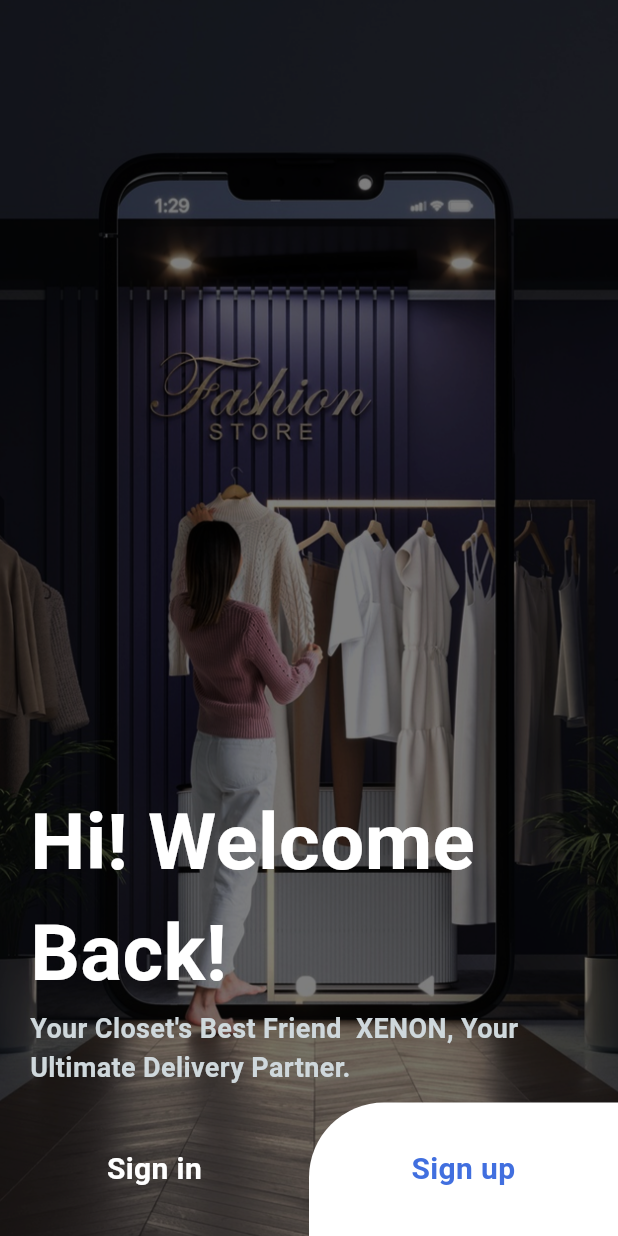
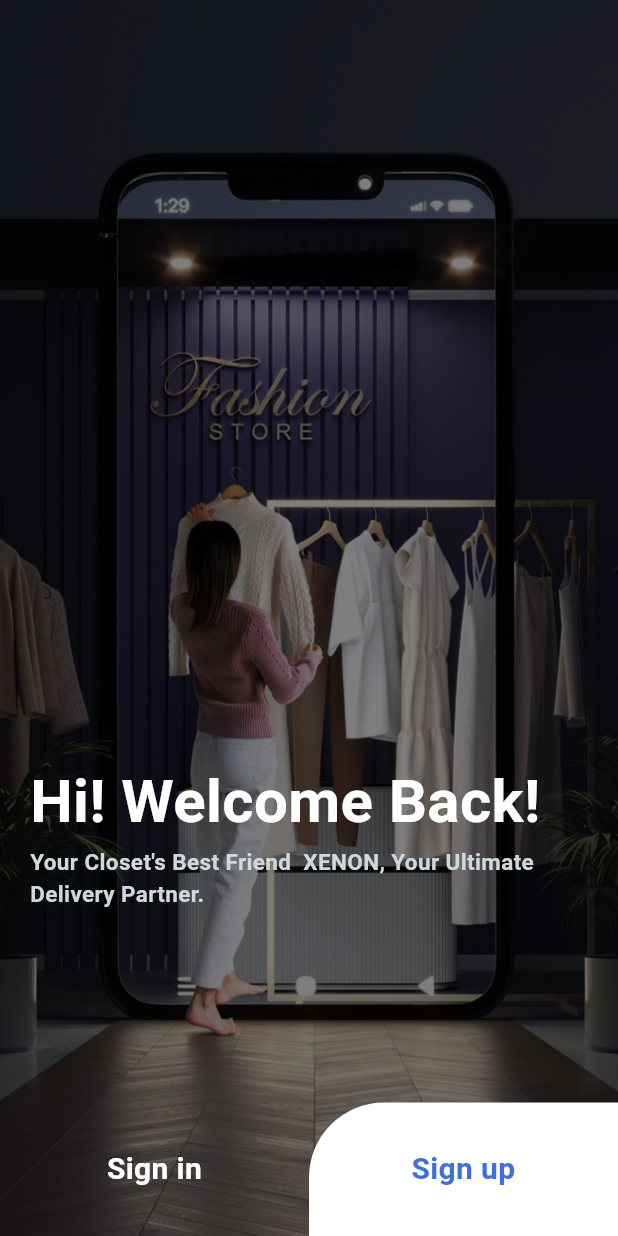
Before and after one commit to induwarafernando/Xenon-app-Flutter, a Flutter app: the screen it shows after launch, on a phone screen of 412 x 824 dp. Run offline on Flutter 3.47's test engine with Material 3 defaults, Android fonts, the phone set to English and light mode, and no system bars; our stand-ins replace carousel_slider, google_nav_bar.

Commit message:
COMMIT FINAL

```diff
--- a/lib/pages/welcome_screen.dart
+++ b/lib/pages/welcome_screen.dart
@@ -16,11 +16,11 @@ class WelcomeScreen extends StatelessWidget {
           Align(
             alignment: Alignment.bottomLeft,
             child: Padding(
-              padding: EdgeInsets.only(left: 20.0, top: 468.0),
+              padding: EdgeInsets.only(left: 20.0, top: 450.0),
               child: Text(
                 'Hi! Welcome Back!',
                 style: TextStyle(
-                  fontSize: 52.0,
+                  fontSize: 40.0,
                   color: Colors.white,
                   fontWeight: FontWeight.w600,
                 ),
@@ -34,7 +34,7 @@ class WelcomeScreen extends StatelessWidget {
               child: Text(
                 'Your Closet\'s Best Friend  XENON, Your Ultimate Delivery Partner.',
                 style: TextStyle(
-                  fontSize: 18.0,
+                  fontSize: 15.0,
                   color: Colors.blueGrey[100],
                   fontWeight: FontWeight.w600,
                 ),
```
